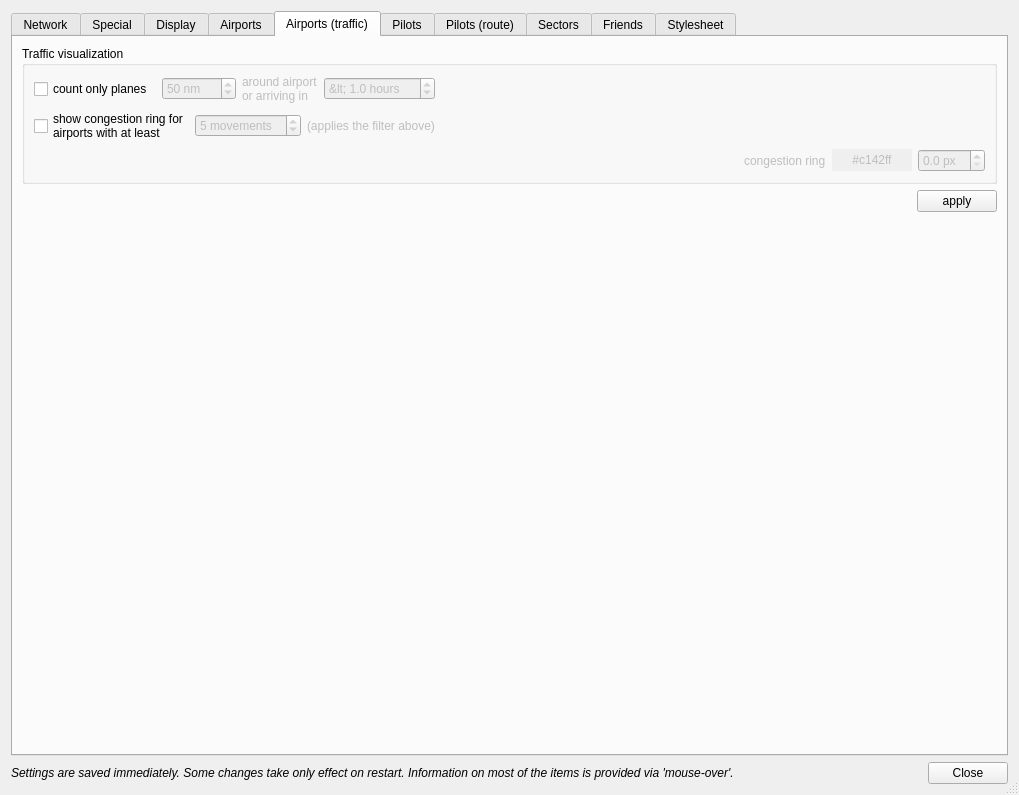
Qt form src/dialogs/PreferencesDialog.ui (qutescoop/qutescoop) before a commit.
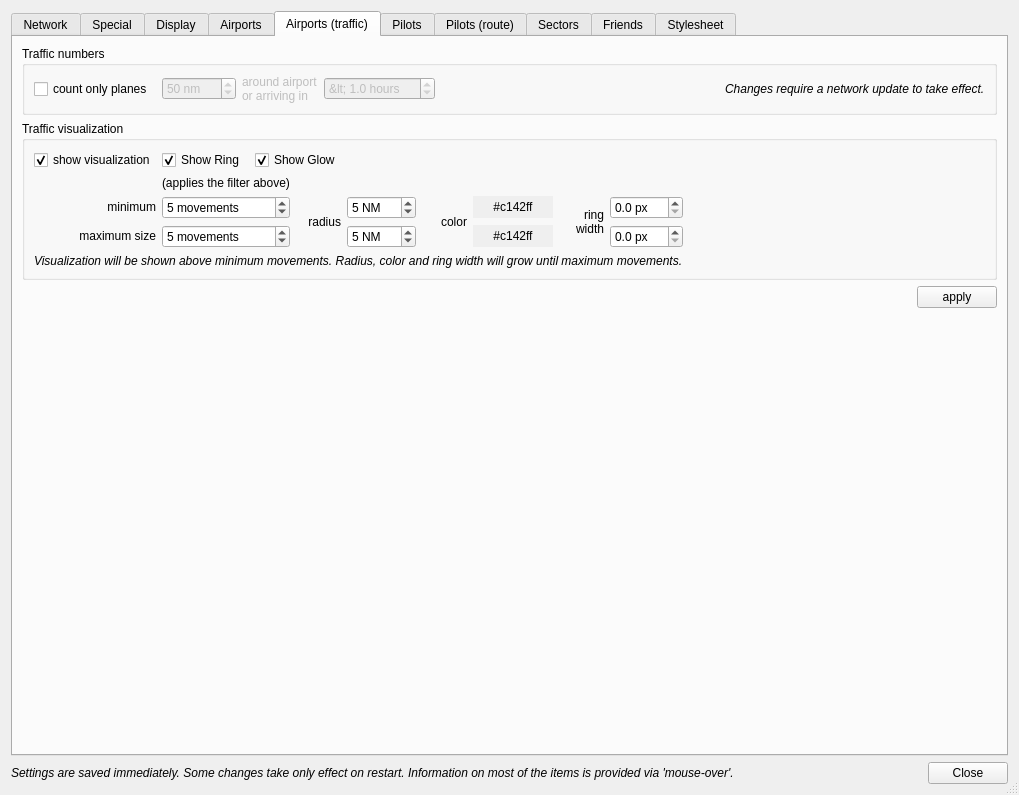
The same form after that commit. The open tabs and pages were chosen to show the change. Icons and pictures are not drawn.

Commit message: [FEATURE] Add more airport congestion options - glow and size.

What changed in the file:
```diff
--- a/src/dialogs/PreferencesDialog.ui
+++ b/src/dialogs/PreferencesDialog.ui
@@ -2430,11 +2430,71 @@
        <item>
         <widget class="QGroupBox" name="groupBoxAirportTraffic">
          <property name="title">
-          <string>Traffic visualization</string>
+          <string>Traffic numbers</string>
          </property>
-         <layout class="QVBoxLayout" name="verticalLayout_2">
-          <item>
+         <layout class="QGridLayout" name="gridLayout_32">
+          <item row="0" column="0">
            <layout class="QGridLayout" name="gridLayout_APtraffic">
+            <item row="1" column="5">
+             <widget class="QLabel" name="label_168">
+              <property name="font">
+               <font>
+                <italic>true</italic>
+               </font>
+              </property>
+              <property name="text">
+               <string>Changes require a network update to take effect.</string>
+              </property>
+             </widget>
+            </item>
+            <item row="1" column="0">
+             <widget class="QCheckBox" name="cbFilterTraffic">
+              <property name="toolTip">
+               <string>This applies to the numbers shown beneath an airport on the map.</string>
+              </property>
+              <property name="text">
+               <string>count only planes </string>
+              </property>
+             </widget>
+            </item>
+            <item row="1" column="4">
+             <spacer name="horizontalSpacer_4">
+              <property name="orientation">
+               <enum>Qt::Horizontal</enum>
+              </property>
+              <property name="sizeHint" stdset="0">
+               <size>
+                <width>40</width>
+                <height>20</height>
+               </size>
+              </property>
+             </spacer>
+            </item>
+            <item row="1" column="3">
+             <widget class="QDoubleSpinBox" name="spFilterArriving">
+              <property name="enabled">
+               <bool>false</bool>
+              </property>
+              <property name="toolTip">
+               <string>This depends on the calculated ETA for each plane.</string>
+              </property>
+              <property name="prefix">
+               <string>&lt; </string>
+              </property>
+              <property name="suffix">
+               <string> hours</string>
+              </property>
+              <property name="decimals">
+               <number>1</number>
+              </property>
+              <property name="singleStep">
+               <double>0.100000000000000</double>
+              </property>
+              <property name="value">
+               <double>1.000000000000000</double>
+              </property>
+             </widget>
+            </item>
             <item row="1" column="1">
              <widget class="QSpinBox" name="spFilterDistance">
               <property name="enabled">
@@ -2471,193 +2531,249 @@
               </property>
              </widget>
             </item>
-            <item row="1" column="3">
-             <widget class="QDoubleSpinBox" name="spFilterArriving">
-              <property name="enabled">
-               <bool>false</bool>
-              </property>
-              <property name="toolTip">
-               <string>This depends on the calculated ETA for each plane.</string>
-              </property>
-              <property name="prefix">
-               <string>&lt; </string>
-              </property>
-              <property name="suffix">
-               <string> hours</string>
-              </property>
-              <property name="decimals">
-               <number>1</number>
-              </property>
-              <property name="singleStep">
-               <double>0.100000000000000</double>
-              </property>
-              <property name="value">
-               <double>1.000000000000000</double>
-              </property>
-             </widget>
-            </item>
-            <item row="1" column="4">
-             <spacer name="horizontalSpacer_2">
-              <property name="orientation">
-               <enum>Qt::Horizontal</enum>
-              </property>
-              <property name="sizeHint" stdset="0">
-               <size>
-                <width>40</width>
-                <height>20</height>
-               </size>
-              </property>
-             </spacer>
-            </item>
-            <item row="1" column="0">
-             <widget class="QCheckBox" name="cbFilterTraffic">
-              <property name="toolTip">
-               <string>This applies to the numbers shown beneath an airport on the map.</string>
-              </property>
-              <property name="text">
-               <string>count only planes </string>
-              </property>
-             </widget>
-            </item>
            </layout>
           </item>
-          <item>
-           <layout class="QGridLayout" name="gridLayout_2">
-            <property name="horizontalSpacing">
-             <number>6</number>
+         </layout>
+        </widget>
+       </item>
+       <item>
+        <widget class="QGroupBox" name="groupBox_19">
+         <property name="title">
+          <string>Traffic visualization</string>
+         </property>
+         <layout class="QGridLayout" name="gridLayout_31">
+          <item row="4" column="1">
+           <widget class="QSpinBox" name="sbCongestionMovementsMin">
+            <property name="suffix">
+             <string> movements</string>
             </property>
-            <item row="1" column="0">
-             <widget class="QCheckBox" name="cbShowCongestion">
-              <property name="toolTip">
-               <string>Those 'congestion rings' shall give you a visual hint about the traffic an airports receives at the moment.</string>
-              </property>
-              <property name="text">
-               <string>show congestion ring for
-airports with at least</string>
-              </property>
-             </widget>
-            </item>
-            <item row="1" column="1">
-             <widget class="QSpinBox" name="sbCongestionMinimum">
-              <property name="enabled">
-               <bool>false</bool>
-              </property>
-              <property name="toolTip">
-               <string>Taking into account the 'counting' above. That may mean: draw a congestion ring only if more than 5 planes are arriving in the next hour.</string>
-              </property>
-              <property name="suffix">
-               <string> movements</string>
-              </property>
-              <property name="minimum">
-               <number>1</number>
-              </property>
-              <property name="value">
-               <number>5</number>
-              </property>
-             </widget>
-            </item>
-            <item row="1" column="3">
-             <spacer name="horizontalSpacer_3">
-              <property name="orientation">
-               <enum>Qt::Horizontal</enum>
-              </property>
-              <property name="sizeHint" stdset="0">
-               <size>
-                <width>40</width>
-                <height>20</height>
-               </size>
-              </property>
-             </spacer>
-            </item>
-            <item row="1" column="2">
-             <widget class="QLabel" name="label_57">
-              <property name="enabled">
-               <bool>false</bool>
-              </property>
-              <property name="text">
-               <string>(applies the filter above)</string>
-              </property>
-              <property name="buddy">
-               <cstring>sbCongestionMinimum</cstring>
-              </property>
-             </widget>
-            </item>
-           </layout>
+            <property name="minimum">
+             <number>1</number>
+            </property>
+            <property name="value">
+             <number>5</number>
+            </property>
+           </widget>
           </item>
-          <item>
-           <layout class="QGridLayout" name="gridLayout_4">
-            <property name="horizontalSpacing">
-             <number>6</number>
+          <item row="5" column="0">
+           <widget class="QLabel" name="label_164">
+            <property name="text">
+             <string>&lt;html&gt;&lt;head/&gt;&lt;body&gt;&lt;p align=&quot;right&quot;&gt;maximum size&lt;/p&gt;&lt;/body&gt;&lt;/html&gt;</string>
             </property>
-            <item row="0" column="1">
-             <widget class="QLabel" name="label_59">
-              <property name="enabled">
-               <bool>false</bool>
-              </property>
+           </widget>
+          </item>
+          <item row="4" column="7">
+           <widget class="QDoubleSpinBox" name="sbCongestionBorderLineStrengthMin">
+            <property name="toolTip">
+             <string>&lt;html&gt;&lt;head/&gt;&lt;body&gt;&lt;p&gt;High values might be restricted by your graphics hardware.&lt;/p&gt;&lt;p&gt;(GL_ALIASED_LINE_WIDTH_RANGE , GL_SMOOTH_LINE_WIDTH_RANGE)&lt;/p&gt;&lt;/body&gt;&lt;/html&gt;</string>
+            </property>
+            <property name="suffix">
+             <string> px</string>
+            </property>
+            <property name="decimals">
+             <number>1</number>
+            </property>
+            <property name="maximum">
+             <double>999.000000000000000</double>
+            </property>
+            <property name="singleStep">
+             <double>0.100000000000000</double>
+            </property>
+           </widget>
+          </item>
+          <item row="4" column="3">
+           <widget class="QSpinBox" name="sbCongestionRadiusMin">
+            <property name="suffix">
+             <string> NM</string>
+            </property>
+            <property name="maximum">
+             <number>999</number>
+            </property>
+            <property name="value">
+             <number>5</number>
+            </property>
+           </widget>
+          </item>
+          <item row="4" column="0">
+           <widget class="QLabel" name="label_163">
+            <property name="text">
+             <string>&lt;html&gt;&lt;head/&gt;&lt;body&gt;&lt;p align=&quot;right&quot;&gt;minimum&lt;/p&gt;&lt;/body&gt;&lt;/html&gt;</string>
+            </property>
+           </widget>
+          </item>
+          <item row="0" column="0">
+           <widget class="QCheckBox" name="cbShowCongestion">
+            <property name="toolTip">
+             <string>Those 'congestion rings' shall give you a visual hint about the traffic an airports receives at the moment.</string>
+            </property>
+            <property name="text">
+             <string>show visualization</string>
+            </property>
+            <property name="checked">
+             <bool>true</bool>
+            </property>
+           </widget>
+          </item>
+          <item row="4" column="5">
+           <widget class="QPushButton" name="pbCongestionColorMin">
+            <property name="autoFillBackground">
+             <bool>true</bool>
+            </property>
+            <property name="text">
+             <string>#c142ff</string>
+            </property>
+            <property name="flat">
+             <bool>true</bool>
+            </property>
+           </widget>
+          </item>
+          <item row="4" column="4" rowspan="2">
+           <widget class="QLabel" name="label_166">
+            <property name="text">
+             <string>&lt;html&gt;&lt;head/&gt;&lt;body&gt;&lt;p align=&quot;right&quot;&gt;color&lt;/p&gt;&lt;/body&gt;&lt;/html&gt;</string>
+            </property>
+           </widget>
+          </item>
+          <item row="4" column="6" rowspan="2">
+           <widget class="QLabel" name="label_167">
+            <property name="text">
+             <string>&lt;html&gt;&lt;head/&gt;&lt;body&gt;&lt;p align=&quot;right&quot;&gt;ring&lt;br/&gt;width&lt;/p&gt;&lt;/body&gt;&lt;/html&gt;</string>
+            </property>
+           </widget>
+          </item>
+          <item row="0" column="1" colspan="2">
+           <layout class="QHBoxLayout" name="horizontalLayout_17">
+            <item>
+             <widget class="QCheckBox" name="btnCongestionShowRing">
               <property name="text">
-               <string>congestion ring</string>
+               <string>Show Ring</string>
               </property>
-              <property name="buddy">
-               <cstring>pbCongestionBorderLineColor</cstring>
-              </property>
-             </widget>
-            </item>
-            <item row="0" column="2">
-             <widget class="QPushButton" name="pbCongestionBorderLineColor">
-              <property name="enabled">
-               <bool>false</bool>
-              </property>
-              <property name="toolTip">
-               <string>Color of the congestion ring.</string>
-              </property>
-              <property name="autoFillBackground">
+              <property name="checkable">
                <bool>true</bool>
               </property>
-              <property name="text">
-               <string>#c142ff</string>
-              </property>
-              <property name="flat">
+              <property name="checked">
                <bool>true</bool>
               </property>
              </widget>
             </item>
-            <item row="0" column="3">
-             <widget class="QDoubleSpinBox" name="sbCongestionBorderLineStrength">
-              <property name="enabled">
-               <bool>false</bool>
+            <item>
+             <widget class="QCheckBox" name="btnCongestionShowGlow">
+              <property name="text">
+               <string>Show Glow</string>
               </property>
-              <property name="toolTip">
-               <string>Line Strength of the congestion ring.</string>
+              <property name="checkable">
+               <bool>true</bool>
               </property>
-              <property name="suffix">
-               <string> px</string>
+              <property name="checked">
+               <bool>true</bool>
               </property>
-              <property name="decimals">
-               <number>1</number>
-              </property>
-              <property name="maximum">
-               <double>10.000000000000000</double>
-              </property>
-              <property name="singleStep">
-               <double>0.100000000000000</double>
-              </property>
              </widget>
             </item>
-            <item row="0" column="0">
-             <spacer name="horizontalSpacer_4">
-              <property name="orientation">
-               <enum>Qt::Horizontal</enum>
-              </property>
-              <property name="sizeHint" stdset="0">
-               <size>
-                <width>40</width>
-                <height>20</height>
-               </size>
-              </property>
-             </spacer>
-            </item>
            </layout>
           </item>
+          <item row="6" column="0" colspan="8">
+           <widget class="QLabel" name="label_59">
+            <property name="font">
+             <font>
+              <italic>true</italic>
+             </font>
+            </property>
+            <property name="text">
+             <string>Visualization will be shown above minimum movements. Radius, color and ring width will grow until maximum movements.</string>
+            </property>
+           </widget>
+          </item>
+          <item row="5" column="1">
+           <widget class="QSpinBox" name="sbCongestionMovementsMax">
+            <property name="suffix">
+             <string> movements</string>
+            </property>
+            <property name="minimum">
+             <number>1</number>
+            </property>
+            <property name="maximum">
+             <number>999</number>
+            </property>
+            <property name="value">
+             <number>5</number>
+            </property>
+           </widget>
+          </item>
+          <item row="4" column="2" rowspan="2">
+           <widget class="QLabel" name="label_165">
+            <property name="text">
+             <string>&lt;html&gt;&lt;head/&gt;&lt;body&gt;&lt;p align=&quot;right&quot;&gt;radius&lt;/p&gt;&lt;/body&gt;&lt;/html&gt;</string>
+            </property>
+           </widget>
+          </item>
+          <item row="3" column="1">
+           <widget class="QLabel" name="label_57">
+            <property name="text">
+             <string>(applies the filter above)</string>
+            </property>
+            <property name="buddy">
+             <cstring>sbCongestionMovementsMin</cstring>
+            </property>
+           </widget>
+          </item>
+          <item row="4" column="8">
+           <spacer name="horizontalSpacer_3">
+            <property name="orientation">
+             <enum>Qt::Horizontal</enum>
+            </property>
+            <property name="sizeHint" stdset="0">
+             <size>
+              <width>40</width>
+              <height>20</height>
+             </size>
+            </property>
+           </spacer>
+          </item>
+          <item row="5" column="3">
+           <widget class="QSpinBox" name="sbCongestionRadiusMax">
+            <property name="suffix">
+             <string> NM</string>
+            </property>
+            <property name="maximum">
+             <number>999</number>
+            </property>
+            <property name="value">
+             <number>5</number>
+            </property>
+           </widget>
+          </item>
+          <item row="5" column="5">
+           <widget class="QPushButton" name="pbCongestionColorMax">
+            <property name="autoFillBackground">
+             <bool>true</bool>
+            </property>
+            <property name="text">
+             <string>#c142ff</string>
+            </property>
+            <property name="flat">
+             <bool>true</bool>
+            </property>
+           </widget>
+          </item>
+          <item row="5" column="7">
+           <widget class="QDoubleSpinBox" name="sbCongestionBorderLineStrengthMax">
+            <property name="toolTip">
+             <string>&lt;html&gt;&lt;head/&gt;&lt;body&gt;&lt;p&gt;High values might be restricted by your graphics hardware.(GL_ALIASED_LINE_WIDTH_RANGE , GL_SMOOTH_LINE_WIDTH_RANGE)&lt;/p&gt;&lt;/body&gt;&lt;/html&gt;</string>
+            </property>
+            <property name="suffix">
+             <string> px</string>
+            </property>
+            <property name="decimals">
+             <number>1</number>
+            </property>
+            <property name="maximum">
+             <double>999.000000000000000</double>
+            </property>
+            <property name="singleStep">
+             <double>0.100000000000000</double>
+            </property>
+           </widget>
+          </item>
          </layout>
         </widget>
        </item>
```
Left out of the diff: 288 changed lines with no effect on the pictures. The commit also changes 14 other files.
